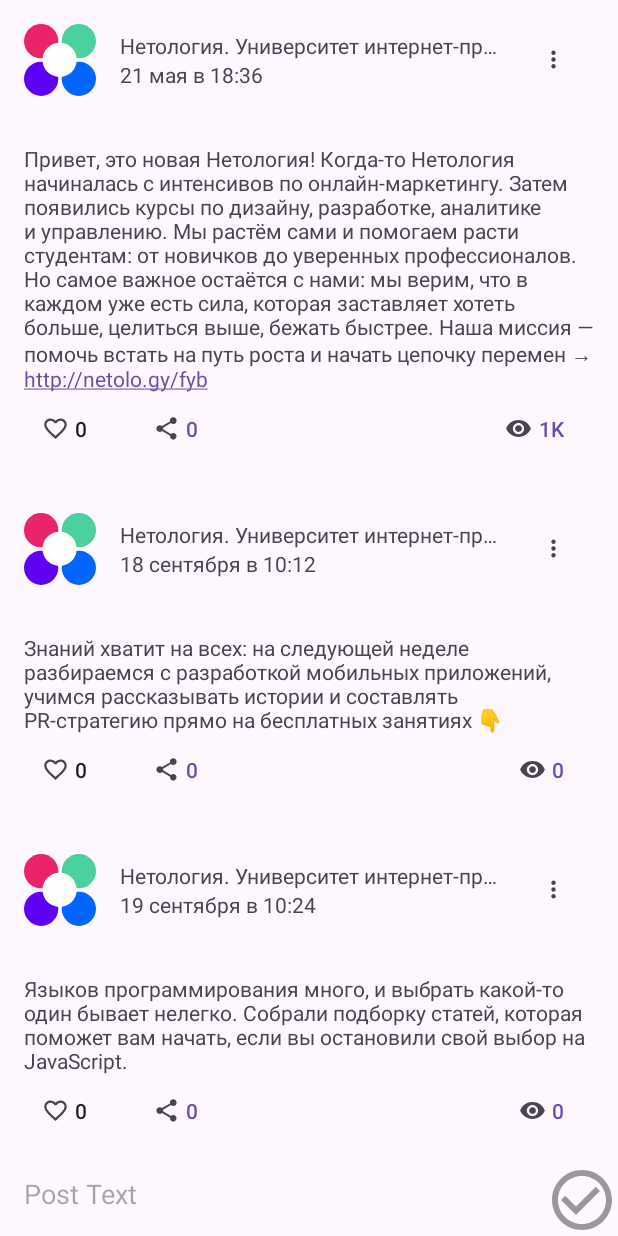
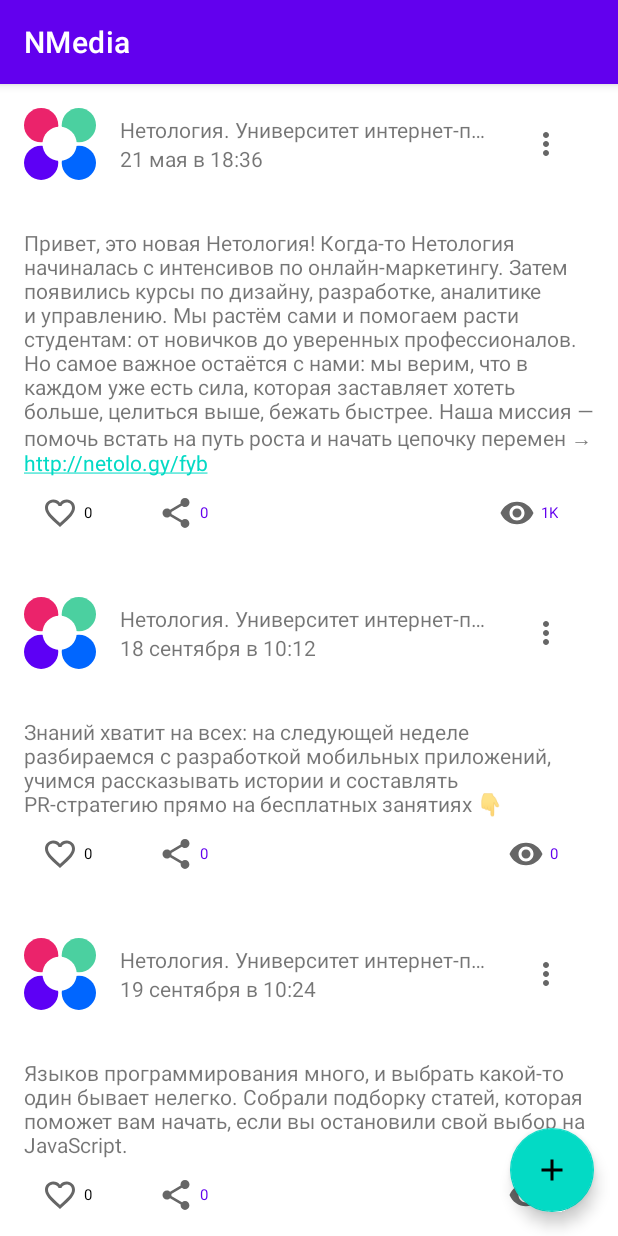
Before and after one commit to vOrzee/NMedia333, an Android app: the screen it shows after launch (MainActivity), on a phone screen of 412 x 824 dp. Run offline under Robolectric (Android 15) with nearby library versions, the phone set to English and light mode, and no system bars.

```diff
--- a/app/build.gradle
+++ b/app/build.gradle
@@ -44,6 +44,7 @@ dependencies {
     implementation libs.material
     implementation libs.androidx.activity
     implementation libs.androidx.constraintlayout
+    implementation libs.activity
     testImplementation libs.junit
     androidTestImplementation libs.androidx.junit
     androidTestImplementation libs.androidx.espresso.core
--- /dev/null
+++ b/app/src/main/res/drawable/ic_add_24.xml
@@ -0,0 +1,5 @@
+<vector android:height="24dp" android:tint="#FFFFFF"
+    android:viewportHeight="24" android:viewportWidth="24"
+    android:width="24dp" xmlns:android="http://schemas.android.com/apk/res/android">
+    <path android:fillColor="@android:color/white" android:pathData="M19,13h-6v6h-2v-6H5v-2h6V5h2v6h6v2z"/>
+</vector>
--- /dev/null
+++ b/app/src/main/res/drawable/ic_ok_24.xml
@@ -0,0 +1,5 @@
+<vector android:height="24dp" android:tint="#FFFFFF"
+    android:viewportHeight="24" android:viewportWidth="24"
+    android:width="24dp" xmlns:android="http://schemas.android.com/apk/res/android">
+    <path android:fillColor="@android:color/white" android:pathData="M9,16.17L4.83,12l-1.42,1.41L9,19 21,7l-1.41,-1.41z"/>
+</vector>
--- a/app/src/main/res/layout/activity_main.xml
+++ b/app/src/main/res/layout/activity_main.xml
@@ -10,43 +10,19 @@
     <androidx.recyclerview.widget.RecyclerView
         android:id="@+id/main"
         android:layout_width="match_parent"
-        android:layout_height="0dp"
+        android:layout_height="match_parent"
         app:layoutManager="androidx.recyclerview.widget.LinearLayoutManager"
-        app:layout_constraintTop_toTopOf="parent"
-        app:layout_constraintBottom_toTopOf="@id/barrierEditText"
         tools:listitem="@layout/card_post" />
 
-    <EditText
-        android:id="@+id/content"
-        android:layout_width="0dp"
-        android:layout_height="wrap_content"
-        android:hint="@string/post_text"
-        android:inputType="textMultiLine"
-        android:background="@android:color/transparent"
-        android:padding="@dimen/common_spacing"
-        android:importantForAutofill="no"
-        app:layout_constraintTop_toTopOf="@id/barrierEditText"
-        app:layout_constraintBottom_toBottomOf="parent"
-        app:layout_constraintEnd_toStartOf="@id/save"
-        app:layout_constraintStart_toStartOf="parent"/>
-
-    <ImageButton
-        android:id="@+id/save"
+    <com.google.android.material.floatingactionbutton.FloatingActionButton
+        android:id="@+id/add"
         android:layout_width="wrap_content"
         android:layout_height="wrap_content"
-        android:layout_marginTop="@dimen/common_spacing"
-        android:background="@android:color/transparent"
+        android:layout_margin="@dimen/fab_margin"
+        android:contentDescription="@string/add_post"
+        app:layout_constraintBottom_toBottomOf="parent"
         app:layout_constraintEnd_toEndOf="parent"
-        app:layout_constraintStart_toEndOf="@id/content"
-        app:layout_constraintBottom_toBottomOf="parent"
-        app:srcCompat="@drawable/ic_save_48" />
-
-    <androidx.constraintlayout.widget.Barrier
-        android:id="@+id/barrierEditText"
-        android:layout_width="wrap_content"
-        android:layout_height="wrap_content"
-        app:barrierDirection="top"
-        app:constraint_referenced_ids="content, save" />
+        app:srcCompat="@drawable/ic_add_24" />
 
     <TextView
         android:id="@+id/editPreview"
@@ -58,7 +34,7 @@
         android:importantForAutofill="no"
         android:maxLines="1"
         app:layout_constraintTop_toTopOf="@id/barrierEditPreview"
-        app:layout_constraintBottom_toTopOf="@id/content"
+        app:layout_constraintBottom_toTopOf="@id/add"
         app:layout_constraintStart_toStartOf="parent"
         app:layout_constraintEnd_toStartOf="@id/cancel"
         tools:text="Preview of the post being edited" />
@@ -70,7 +46,7 @@
         android:background="@android:color/transparent"
         android:layout_marginBottom="@dimen/common_spacing"
         app:layout_constraintEnd_toEndOf="parent"
-        app:layout_constraintBottom_toTopOf="@id/save"
+        app:layout_constraintBottom_toTopOf="@id/add"
         app:srcCompat="@drawable/ic_cancel_48" />
 
     <androidx.constraintlayout.widget.Barrier
--- a/app/src/main/res/values/colors.xml
+++ b/app/src/main/res/values/colors.xml
@@ -1,5 +1,10 @@
 <?xml version="1.0" encoding="utf-8"?>
 <resources>
+    <color name="purple_200">#FFBB86FC</color>
+    <color name="purple_500">#FF6200EE</color>
+    <color name="purple_700">#FF3700B3</color>
+    <color name="teal_200">#FF03DAC5</color>
+    <color name="teal_700">#FF018786</color>
     <color name="black">#FF000000</color>
     <color name="white">#FFFFFFFF</color>
 </resources>
--- a/app/src/main/res/values/strings.xml
+++ b/app/src/main/res/values/strings.xml
@@ -6,8 +6,12 @@
     <string name="description_post_like">Post like</string>
     <string name="description_post_share">Post share</string>
     <string name="description_post_views">Post views</string>
+    <string name="description_post_save">Save</string>
     <string name="menu_remove">Remove</string>
     <string name="post_text">Post Text</string>
     <string name="menu_edit">Edit</string>
     <string name="error_empty_content">Content can\'t be empty</string>
+    <string name="chooser_share_post">Share post</string>
+    <string name="add_post">Add post</string>
+    <string name="save">Save</string>
 </resources>
--- a/app/src/main/res/values/themes.xml
+++ b/app/src/main/res/values/themes.xml
@@ -1,9 +1,16 @@
 <resources xmlns:tools="http://schemas.android.com/tools">
     <!-- Base application theme. -->
-    <style name="Base.Theme.NMedia" parent="Theme.Material3.DayNight.NoActionBar">
-        <!-- Customize your light theme here. -->
-        <!-- <item name="colorPrimary">@color/my_light_primary</item> -->
+    <style name="Theme.NMedia" parent="Theme.MaterialComponents.DayNight.DarkActionBar">
+        <!-- Primary brand color. -->
+        <item name="colorPrimary">@color/purple_500</item>
+        <item name="colorPrimaryVariant">@color/purple_700</item>
+        <item name="colorOnPrimary">@color/white</item>
+        <!-- Secondary brand color. -->
+        <item name="colorSecondary">@color/teal_200</item>
+        <item name="colorSecondaryVariant">@color/teal_700</item>
+        <item name="colorOnSecondary">@color/black</item>
+        <!-- Status bar color. -->
+        <item name="android:statusBarColor" tools:targetApi="l">?attr/colorPrimaryVariant</item>
+        <!-- Customize your theme here. -->
     </style>
-
-    <style name="Theme.NMedia" parent="Base.Theme.NMedia" />
 </resources>
--- a/gradle/libs.versions.toml
+++ b/gradle/libs.versions.toml
@@ -9,6 +9,9 @@ appcompat = "1.7.0"
 material = "1.12.0"
 activity = "1.9.3"
 constraintlayout = "2.2.0"
+activityVersion = "1.10.0"
+generativeai = "0.9.0"
+firebaseVertexai = "16.1.0"
 
 [libraries]
 androidx-core-ktx = { group = "androidx.core", name = "core-ktx", version.ref = "coreKtx" }
@@ -19,6 +22,9 @@ androidx-appcompat = { group = "androidx.appcompat", name = "appcompat", version
 material = { group = "com.google.android.material", name = "material", version.ref = "material" }
 androidx-activity = { group = "androidx.activity", name = "activity-ktx", version.ref = "activity" }
 androidx-constraintlayout = { group = "androidx.constraintlayout", name = "constraintlayout", version.ref = "constraintlayout" }
+activity = { group = "androidx.activity", name = "activity", version.ref = "activityVersion" }
+generativeai = { group = "com.google.ai.client.generativeai", name = "generativeai", version.ref = "generativeai" }
+firebase-vertexai = { group = "com.google.firebase", name = "firebase-vertexai", version.ref = "firebaseVertexai" }
 
 [plugins]
 android-application = { id = "com.android.application", version.ref = "agp" }
```
Also changed, not shown: app/src/main/AndroidManifest.xml (+17 -1 lines), app/src/main/java/ru/netology/nmedia/IntentHandlerActivity.kt (added, +30 -0 lines), app/src/main/java/ru/netology/nmedia/MainActivity.kt (+15 -39 lines), app/src/main/java/ru/netology/nmedia/NewPostActivity.kt (added, +34 -0 lines), app/src/main/java/ru/netology/nmedia/viewmodel/PostViewModel.kt (+12 -3 lines), app/src/main/res/layout/activity_intent_handler.xml (added, +10 -0 lines), app/src/main/res/layout/activity_new_post.xml (added, +38 -0 lines), 1 other file.
